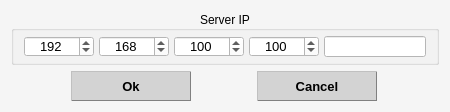
Qt form CLIENT/RHE_Client/dialog_set_server_ip.ui (qvinn/RHE) before a commit.
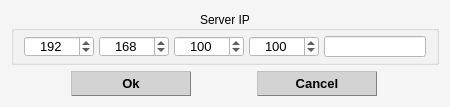
The same form after that commit.

```diff
--- a/CLIENT/RHE_Client/dialog_set_server_ip.ui
+++ b/CLIENT/RHE_Client/dialog_set_server_ip.ui
@@ -10,7 +10,7 @@
     <x>0</x>
     <y>0</y>
     <width>450</width>
-    <height>110</height>
+    <height>105</height>
    </rect>
   </property>
   <property name="sizePolicy">
@@ -150,13 +150,13 @@
        <property name="minimumSize">
         <size>
          <width>120</width>
-         <height>30</height>
+         <height>25</height>
         </size>
        </property>
        <property name="maximumSize">
         <size>
          <width>120</width>
-         <height>16777215</height>
+         <height>25</height>
         </size>
        </property>
        <property name="font">
@@ -227,13 +227,13 @@
        <property name="minimumSize">
         <size>
          <width>120</width>
-         <height>30</height>
+         <height>25</height>
         </size>
        </property>
        <property name="maximumSize">
         <size>
          <width>120</width>
-         <height>16777215</height>
+         <height>25</height>
         </size>
        </property>
        <property name="font">
```
